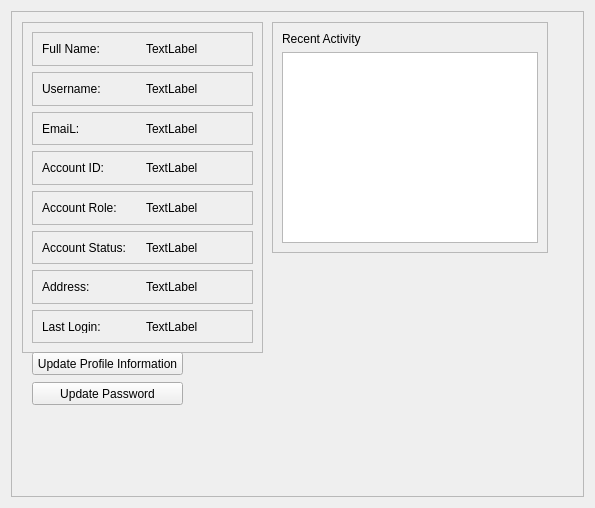
This is app/src/ui/NEW/employee/profile.ui in Kazu0210/Inventory-System as Qt 5 draws it before an edit. The edited form follows.
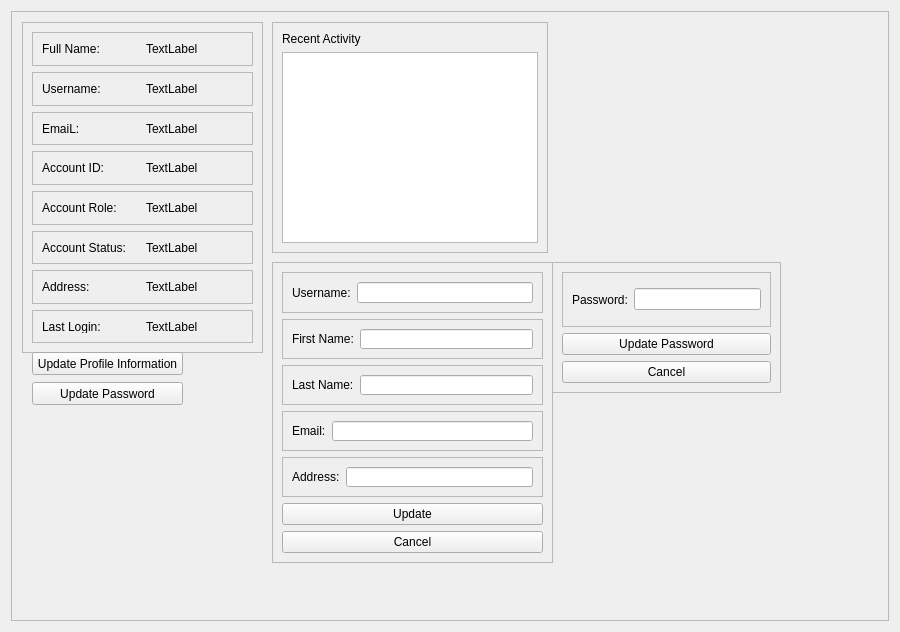
This is the edited form.

Commit message: fixed profile section of employee account

```diff
--- a/app/src/ui/NEW/employee/profile.ui
+++ b/app/src/ui/NEW/employee/profile.ui
@@ -6,8 +6,8 @@
    <rect>
     <x>0</x>
     <y>0</y>
-    <width>595</width>
-    <height>508</height>
+    <width>900</width>
+    <height>632</height>
    </rect>
   </property>
   <property name="windowTitle">
@@ -24,8 +24,8 @@
        <rect>
         <x>0</x>
         <y>0</y>
-        <width>575</width>
-        <height>488</height>
+        <width>880</width>
+        <height>612</height>
        </rect>
       </property>
       <widget class="QFrame" name="frame_8">
@@ -314,6 +314,205 @@
         <string>Update Profile Information</string>
        </property>
       </widget>
+      <widget class="QFrame" name="updateProfile_form">
+       <property name="geometry">
+        <rect>
+         <x>260</x>
+         <y>250</y>
+         <width>281</width>
+         <height>301</height>
+        </rect>
+       </property>
+       <property name="frameShape">
+        <enum>QFrame::StyledPanel</enum>
+       </property>
+       <property name="frameShadow">
+        <enum>QFrame::Raised</enum>
+       </property>
+       <layout class="QVBoxLayout" name="verticalLayout_4">
+        <item>
+         <widget class="QFrame" name="frame_11">
+          <property name="frameShape">
+           <enum>QFrame::StyledPanel</enum>
+          </property>
+          <property name="frameShadow">
+           <enum>QFrame::Raised</enum>
+          </property>
+          <layout class="QHBoxLayout" name="horizontalLayout_13">
+           <item>
+            <widget class="QLabel" name="label_14">
+             <property name="text">
+              <string>Username:</string>
+             </property>
+            </widget>
+           </item>
+           <item>
+            <widget class="QLineEdit" name="username_lineEdit"/>
+           </item>
+          </layout>
+         </widget>
+        </item>
+        <item>
+         <widget class="QFrame" name="frame_12">
+          <property name="frameShape">
+           <enum>QFrame::StyledPanel</enum>
+          </property>
+          <property name="frameShadow">
+           <enum>QFrame::Raised</enum>
+          </property>
+          <layout class="QHBoxLayout" name="horizontalLayout_9">
+           <item>
+            <widget class="QLabel" name="label_10">
+             <property name="text">
+              <string>First Name:</string>
+             </property>
+            </widget>
+           </item>
+           <item>
+            <widget class="QLineEdit" name="fname_lineEdit"/>
+           </item>
+          </layout>
+         </widget>
+        </item>
+        <item>
+         <widget class="QFrame" name="frame_15">
+          <property name="frameShape">
+           <enum>QFrame::StyledPanel</enum>
+          </property>
+          <property name="frameShadow">
+           <enum>QFrame::Raised</enum>
+          </property>
+          <layout class="QHBoxLayout" name="horizontalLayout_10">
+           <item>
+            <widget class="QLabel" name="label_11">
+             <property name="text">
+              <string>Last Name:</string>
+             </property>
+            </widget>
+           </item>
+           <item>
+            <widget class="QLineEdit" name="lname_lineEdit"/>
+           </item>
+          </layout>
+         </widget>
+        </item>
+        <item>
+         <widget class="QFrame" name="frame_14">
+          <property name="frameShape">
+           <enum>QFrame::StyledPanel</enum>
+          </property>
+          <property name="frameShadow">
+           <enum>QFrame::Raised</enum>
+          </property>
+          <layout class="QHBoxLayout" name="horizontalLayout_11">
+           <item>
+            <widget class="QLabel" name="label_12">
+             <property name="text">
+              <string>Email:</string>
+             </property>
+            </widget>
+           </item>
+           <item>
+            <widget class="QLineEdit" name="email_lineEdit"/>
+           </item>
+          </layout>
+         </widget>
+        </item>
+        <item>
+         <widget class="QFrame" name="frame_13">
+          <property name="frameShape">
+           <enum>QFrame::StyledPanel</enum>
+          </property>
+          <property name="frameShadow">
+           <enum>QFrame::Raised</enum>
+          </property>
+          <layout class="QHBoxLayout" name="horizontalLayout_12">
+           <item>
+            <widget class="QLabel" name="label_13">
+             <property name="text">
+              <string>Address:</string>
+             </property>
+            </widget>
+           </item>
+           <item>
+            <widget class="QLineEdit" name="address_lineEdit"/>
+           </item>
+          </layout>
+         </widget>
+        </item>
+        <item>
+         <widget class="QPushButton" name="update_pushButton">
+          <property name="text">
+           <string>Update</string>
+          </property>
+         </widget>
+        </item>
+        <item>
+         <widget class="QPushButton" name="cancel_update_pushButton">
+          <property name="text">
+           <string>Cancel</string>
+          </property>
+         </widget>
+        </item>
+       </layout>
+      </widget>
+      <widget class="QFrame" name="update_pass_form">
+       <property name="geometry">
+        <rect>
+         <x>540</x>
+         <y>250</y>
+         <width>229</width>
+         <height>131</height>
+        </rect>
+       </property>
+       <property name="frameShape">
+        <enum>QFrame::StyledPanel</enum>
+       </property>
+       <property name="frameShadow">
+        <enum>QFrame::Raised</enum>
+       </property>
+       <layout class="QVBoxLayout" name="verticalLayout_5">
+        <item>
+         <widget class="QFrame" name="frame_16">
+          <property name="frameShape">
+           <enum>QFrame::StyledPanel</enum>
+          </property>
+          <property name="frameShadow">
+           <enum>QFrame::Raised</enum>
+          </property>
+          <layout class="QHBoxLayout" name="horizontalLayout_14">
+           <item>
+            <widget class="QLabel" name="label_15">
+             <property name="text">
+              <string>Password:</string>
+             </property>
+            </widget>
+           </item>
+           <item>
+            <widget class="QLineEdit" name="password_lineEdit"/>
+           </item>
+          </layout>
+         </widget>
+        </item>
+        <item>
+         <widget class="QPushButton" name="updatePass_pushButton">
+          <property name="cursor">
+           <cursorShape>PointingHandCursor</cursorShape>
+          </property>
+          <property name="text">
+           <string>Update Password</string>
+          </property>
+         </widget>
+        </item>
+        <item>
+         <widget class="QPushButton" name="cancel_password_pushButton">
+          <property name="text">
+           <string>Cancel</string>
+          </property>
+         </widget>
+        </item>
+       </layout>
+      </widget>
      </widget>
     </widget>
    </item>
```
The commit also changes 10 other files.
